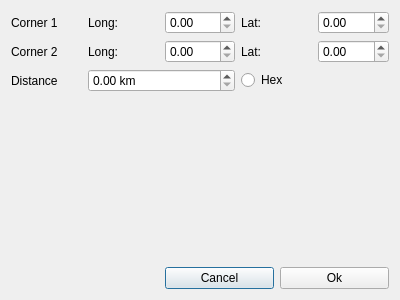
Before: the Qt Designer form qtgui/creategraphdialog.ui in frabas/DISPLACE_GUI, drawn with Qt 5.
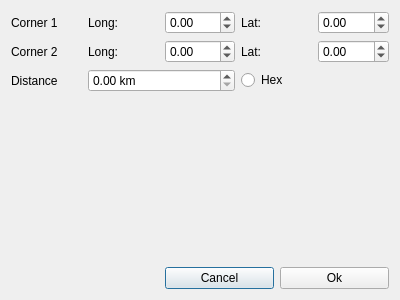
After: the same form once the commit is applied.

Commit message: Gui: Create Graph limits for coords fixed #32

The edit to the form file:
```diff
--- a/qtgui/creategraphdialog.ui
+++ b/qtgui/creategraphdialog.ui
@@ -29,7 +29,14 @@
     </widget>
    </item>
    <item row="0" column="2">
-    <widget class="QDoubleSpinBox" name="long1"/>
+    <widget class="QDoubleSpinBox" name="long1">
+     <property name="minimum">
+      <double>-180.000000000000000</double>
+     </property>
+     <property name="maximum">
+      <double>180.000000000000000</double>
+     </property>
+    </widget>
    </item>
    <item row="0" column="3">
     <widget class="QLabel" name="label_3">
@@ -39,7 +46,14 @@
     </widget>
    </item>
    <item row="0" column="4">
-    <widget class="QDoubleSpinBox" name="lat1"/>
+    <widget class="QDoubleSpinBox" name="lat1">
+     <property name="minimum">
+      <double>-90.000000000000000</double>
+     </property>
+     <property name="maximum">
+      <double>90.000000000000000</double>
+     </property>
+    </widget>
    </item>
    <item row="1" column="0">
     <widget class="QLabel" name="label_4">
@@ -56,7 +70,14 @@
     </widget>
    </item>
    <item row="1" column="2">
-    <widget class="QDoubleSpinBox" name="long2"/>
+    <widget class="QDoubleSpinBox" name="long2">
+     <property name="minimum">
+      <double>-180.000000000000000</double>
+     </property>
+     <property name="maximum">
+      <double>180.000000000000000</double>
+     </property>
+    </widget>
    </item>
    <item row="1" column="3">
     <widget class="QLabel" name="label_6">
@@ -66,7 +87,14 @@
     </widget>
    </item>
    <item row="1" column="4">
-    <widget class="QDoubleSpinBox" name="lat2"/>
+    <widget class="QDoubleSpinBox" name="lat2">
+     <property name="minimum">
+      <double>-90.000000000000000</double>
+     </property>
+     <property name="maximum">
+      <double>90.000000000000000</double>
+     </property>
+    </widget>
    </item>
    <item row="2" column="0">
     <widget class="QLabel" name="label_7">
```
Left out of the diff: 3 changed lines with no effect on the pictures.
